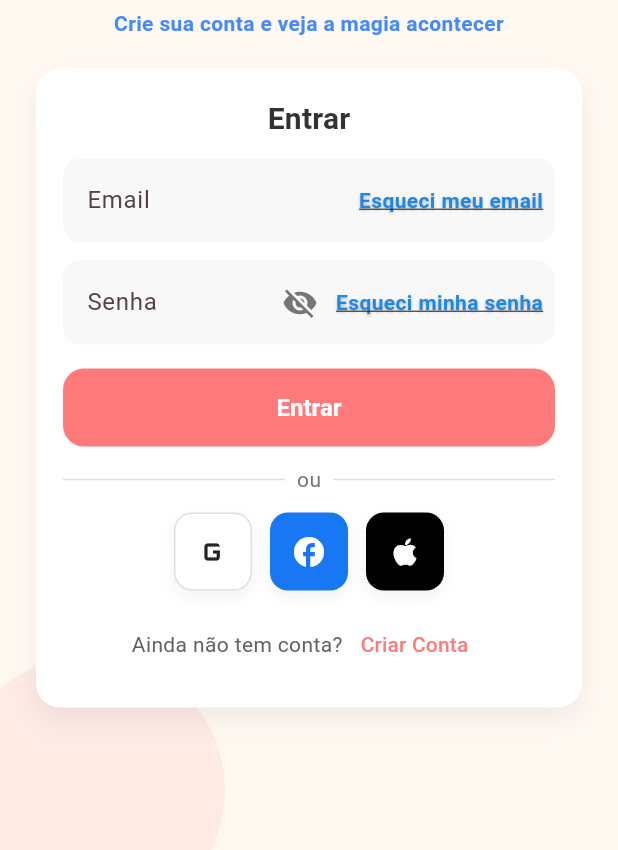
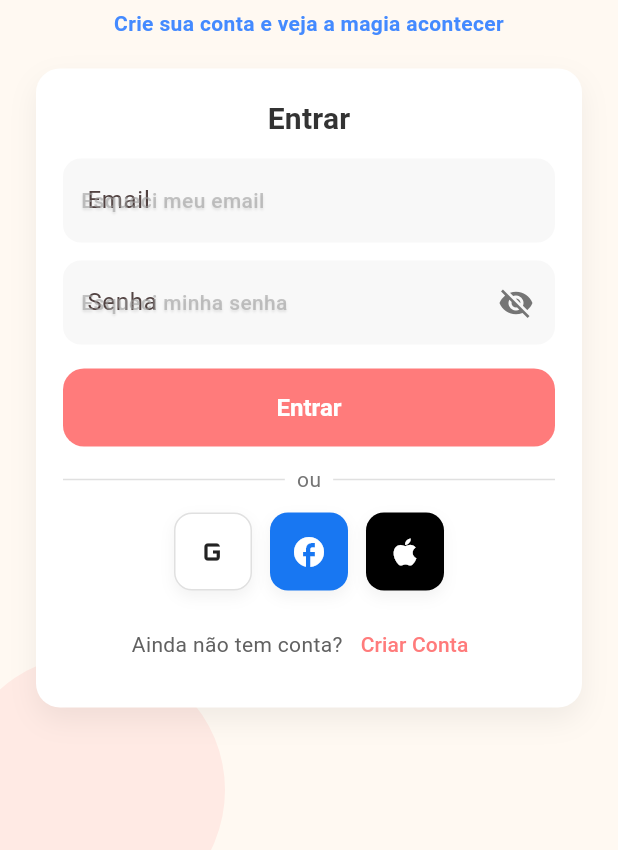
Before and after one commit to Jefferson23br/historias_app, a Flutter app: the screen it shows after launch, on a phone screen of 412 x 824 dp, the part 386-1236 px from its top. Run offline on Flutter 3.47's test engine with Material 3 defaults, Android fonts, the phone set to English and light mode, and no system bars; our stand-ins replace firebase_core; accounts and stored records are empty.

Commit message:
Update login_page.dart

```diff
--- a/lib/pages/login_page.dart
+++ b/lib/pages/login_page.dart
@@ -14,10 +14,25 @@ class _LoginPageState extends State<LoginPage> {
   bool _isObscure = true;
 
   @override
+  void initState() {
+    super.initState();
+    // Rebuild para esconder/mostrar os placeholders fantasma
+    _emailController.addListener(_onControllersChanged);
+    _passwordController.addListener(_onControllersChanged);
+  }
+
+  @override
   void dispose() {
+    _emailController.removeListener(_onControllersChanged);
+    _passwordController.removeListener(_onControllersChanged);
     _emailController.dispose();
     _passwordController.dispose();
     super.dispose();
+  }
+
+  void _onControllersChanged() {
+    // Garante rebuild ao digitar/apagar
+    if (mounted) setState(() {});
   }
 
   @override
@@ -72,8 +87,7 @@ class _LoginPageState extends State<LoginPage> {
                       ),
                     ),
                     const SizedBox(height: 20),
-                    Container
-                    (
+                    Container(
                       width: double.infinity,
                       padding: const EdgeInsets.all(18),
                       decoration: BoxDecoration(
@@ -100,107 +114,33 @@ class _LoginPageState extends State<LoginPage> {
                           ),
                           const SizedBox(height: 12),
 
-                          ValueListenableBuilder<TextEditingValue>(
-                            valueListenable: _emailController,
-                            builder: (context, value, _) {
-                              final bool canTapForgotEmail = value.text.isEmpty;
-
-                              final linkStyleEnabled = TextStyle(
-                                color: Colors.blue.shade600,
-                                fontWeight: FontWeight.w600,
-                                decoration: TextDecoration.underline,
-                                shadows: const [
-                                  Shadow(offset: Offset(0, 1), blurRadius: 2, color: Colors.black26),
-                                ],
-                              );
-
-                              final linkStyleDisabled = TextStyle(
-                                color: Colors.grey.shade400,
-                                fontWeight: FontWeight.w500,
-                                decoration: TextDecoration.none,
-                              );
-
-                              return TextField(
+                          // Campo de EMAIL com placeholder fantasma clicável
+                          _GhostPlaceholderTextField(
                             controller: _emailController,
+                            labelText: 'Email',
+                            ghostText: 'Esqueci meu email',
+                            onGhostTap: _onForgotEmail,
                             keyboardType: TextInputType.emailAddress,
-                                decoration: InputDecoration(
-                                  labelText: 'Email',
-                                  suffixIconConstraints: const BoxConstraints(minWidth: 0, minHeight: 0),
-                                  suffixIcon: Padding(
-                                    padding: const EdgeInsets.only(right: 8),
-                                    child: IgnorePointer(
-                                      ignoring: !canTapForgotEmail,
-                                      child: GestureDetector(
-                                        onTap: canTapForgotEmail ? _onForgotEmail : null,
-                                        child: Text(
-                                          'Esqueci meu email',
-                                          style: canTapForgotEmail ? linkStyleEnabled : linkStyleDisabled,
-                                        ),
-                                      ),
-                                    ),
-                                  ),
-                                ),
-                              );
-                            },
                           ),
 
                           const SizedBox(height: 12),
-                          ValueListenableBuilder<TextEditingValue>(
-                            valueListenable: _passwordController,
-                            builder: (context, value, _) {
-                              final bool canTapForgotPassword = value.text.isEmpty;
 
-                              final linkStyleEnabled = TextStyle(
-                                color: Colors.blue.shade600,
-                                fontWeight: FontWeight.w600,
-                                decoration: TextDecoration.underline,
-                                shadows: const [
-                                  Shadow(offset: Offset(0, 1), blurRadius: 2, color: Colors.black26),
-                                ],
-                              );
-
-                              final linkStyleDisabled = TextStyle(
-                                color: Colors.grey.shade400,
-                                fontWeight: FontWeight.w500,
-                                decoration: TextDecoration.none,
-                              );
-
-                              return TextField(
+                          // Campo de SENHA com placeholder fantasma clicável e ícone de visibilidade
+                          _GhostPlaceholderTextField(
                             controller: _passwordController,
+                            labelText: 'Senha',
+                            ghostText: 'Esqueci minha senha',
+                            onGhostTap: _onForgotPassword,
                             obscureText: _isObscure,
-                                decoration: InputDecoration(
-                                  labelText: 'Senha',
-                                  suffixIconConstraints: const BoxConstraints(minWidth: 0, minHeight: 0),
-                                  suffixIcon: Row(
-                                    mainAxisSize: MainAxisSize.min,
-                                    children: [
-                                      IconButton(
+                            keyboardType: TextInputType.text,
+                            trailing: IconButton(
+                              tooltip: _isObscure ? 'Mostrar senha' : 'Ocultar senha',
                               icon: Icon(
                                 _isObscure ? Icons.visibility_off : Icons.visibility,
                                 color: Colors.grey[600],
                               ),
-                                        onPressed: () {
-                                          setState(() => _isObscure = !_isObscure);
-                                        },
+                              onPressed: () => setState(() => _isObscure = !_isObscure),
                             ),
-                                      Padding(
-                                        padding: const EdgeInsets.only(right: 8),
-                                        child: IgnorePointer(
-                                          ignoring: !canTapForgotPassword,
-                                          child: GestureDetector(
-                                            onTap: canTapForgotPassword ? _onForgotPassword : null,
-                                            child: Text(
-                                              'Esqueci minha senha',
-                                              style: canTapForgotPassword ? linkStyleEnabled : linkStyleDisabled,
-                                            ),
-                                          ),
-                                        ),
-                                      ),
-                                    ],
-                                  ),
-                                ),
-                              );
-                            },
                           ),
 
                           const SizedBox(height: 16),
@@ -277,11 +217,15 @@ class _LoginPageState extends State<LoginPage> {
   }
 
   void _onForgotEmail() {
-
+    // TODO: ação para "Esqueci meu email"
+    // Ex.: abrir uma tela/diálogo de ajuda.
   }
 
   void _onForgotPassword() {
-
+    // TODO: ação para "Esqueci minha senha"
+    // Ex.: se usar FirebaseAuth:
+    // final email = _emailController.text.trim();
+    // if (email.isNotEmpty) FirebaseAuth.instance.sendPasswordResetEmail(email: email);
   }
 
   Widget _softCircle(double size, Color color) {
@@ -289,6 +233,96 @@ class _LoginPageState extends State<LoginPage> {
       width: size,
       height: size,
       decoration: BoxDecoration(color: color, shape: BoxShape.circle),
+    );
+  }
+}
+
+/// TextField com "ghost placeholder" clicável que só aparece quando o campo está vazio.
+/// - Não ocupa espaço do layout (fica sobreposto).
+/// - Some ao digitar.
+/// - Funciona como link apenas quando vazio.
+class _GhostPlaceholderTextField extends StatelessWidget {
+  final TextEditingController controller;
+  final String labelText;
+  final String ghostText;
+  final VoidCallback onGhostTap;
+  final bool obscureText;
+  final TextInputType keyboardType;
+  final Widget? trailing;
+
+  const _GhostPlaceholderTextField({
+    super.key,
+    required this.controller,
+    required this.labelText,
+    required this.ghostText,
+    required this.onGhostTap,
+    this.obscureText = false,
+    this.keyboardType = TextInputType.text,
+    this.trailing,
+  });
+
+  @override
+  Widget build(BuildContext context) {
+    final theme = Theme.of(context);
+
+    // Estilo fantasma (placeholder-link)
+    final ghostStyle = theme.textTheme.bodyMedium?.copyWith(
+      color: Colors.grey.withOpacity(0.6),
+      fontWeight: FontWeight.w500,
+      decoration: TextDecoration.none,
+      shadows: const [
+        Shadow(offset: Offset(0, 1), blurRadius: 1.5, color: Color(0x1A000000)),
+      ],
+    );
+
+    // Usamos Stack para sobrepor o placeholder fantasma dentro da área do TextField
+    return Stack(
+      alignment: Alignment.centerLeft,
+      children: [
+        TextField(
+          controller: controller,
+          keyboardType: keyboardType,
+          obscureText: obscureText,
+          decoration: InputDecoration(
+            labelText: labelText,
+            // Mantenha espaço para trailing (ícone de olho na senha, por exemplo)
+            suffixIcon: trailing == null
+                ? null
+                : Padding(
+                    padding: const EdgeInsets.only(right: 2),
+                    child: trailing,
+                  ),
+          ),
+        ),
+
+        // Ghost placeholder clicável (visível só quando vazio)
+        if (controller.text.isEmpty)
+          // Preenche a área do campo para permitir clique em qualquer parte do texto
+          Positioned.fill(
+            child: IgnorePointer(
+              // Permitimos clique apenas quando vazio (estamos dentro do if vazio)
+              ignoring: false,
+              child: Padding(
+                // Ajuste fino para posicionar o texto dentro da área útil do input
+                padding: const EdgeInsets.symmetric(horizontal: 12).copyWith(
+                  // Deixe espaço do lado direito se houver trailing
+                  right: trailing == null ? 12 : 48,
+                ),
+                child: Align(
+                  alignment: Alignment.centerLeft,
+                  child: GestureDetector(
+                    behavior: HitTestBehavior.translucent,
+                    onTap: onGhostTap,
+                    child: Text(
+                      ghostText,
+                      style: ghostStyle,
+                    ),
+                  ),
+                ),
+              ),
+            ),
+          ),
+      ],
     );
   }
 }
@@ -315,7 +349,8 @@ class _SocialIconButton extends StatelessWidget {
       child: InkWell(
         borderRadius: BorderRadius.circular(12),
         onTap: onTap,
-        child: Container(
+        child: Container
+        (
           width: 52,
           height: 52,
           decoration: BoxDecoration(
```
Lines whose indentation alone changed are shown as unchanged.
